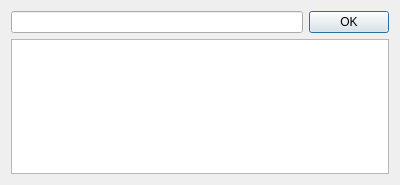
Before: the Qt Designer form Keyword/keywordinput.ui in smoothie316/Qt, drawn with Qt 5.
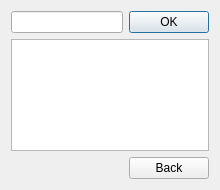
After: the same form once the commit is applied.

The edit to the form file:
```diff
--- a/Keyword/keywordinput.ui
+++ b/Keyword/keywordinput.ui
@@ -6,8 +6,8 @@
    <rect>
     <x>0</x>
     <y>0</y>
-    <width>400</width>
-    <height>185</height>
+    <width>220</width>
+    <height>190</height>
    </rect>
   </property>
   <property name="mouseTracking">
@@ -41,13 +41,37 @@
      </item>
     </layout>
    </item>
-   <item row="2" column="0">
+   <item row="1" column="0">
     <widget class="QListWidget" name="listWidget">
      <property name="mouseTracking">
       <bool>true</bool>
      </property>
     </widget>
    </item>
+   <item row="2" column="0">
+    <layout class="QHBoxLayout" name="horizontalLayout_2">
+     <item>
+      <spacer name="horizontalSpacer">
+       <property name="orientation">
+        <enum>Qt::Horizontal</enum>
+       </property>
+       <property name="sizeHint" stdset="0">
+        <size>
+         <width>40</width>
+         <height>20</height>
+        </size>
+       </property>
+      </spacer>
+     </item>
+     <item>
+      <widget class="QPushButton" name="BackBtn">
+       <property name="text">
+        <string>Back</string>
+       </property>
+      </widget>
+     </item>
+    </layout>
+   </item>
   </layout>
  </widget>
  <resources/>
```
